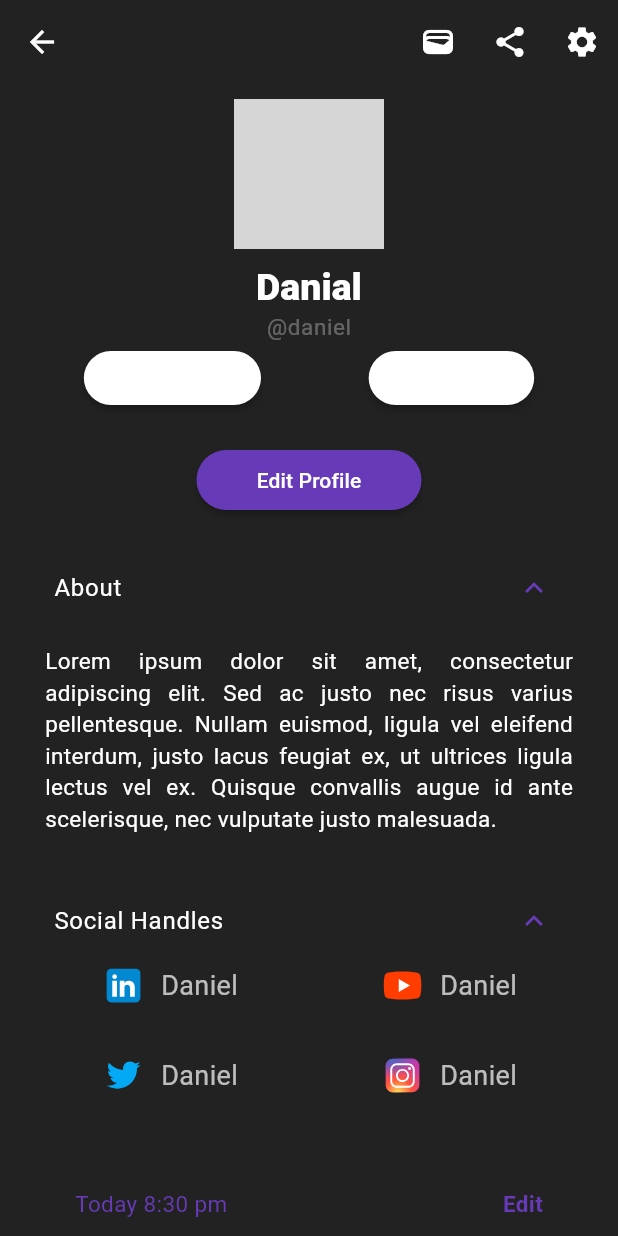
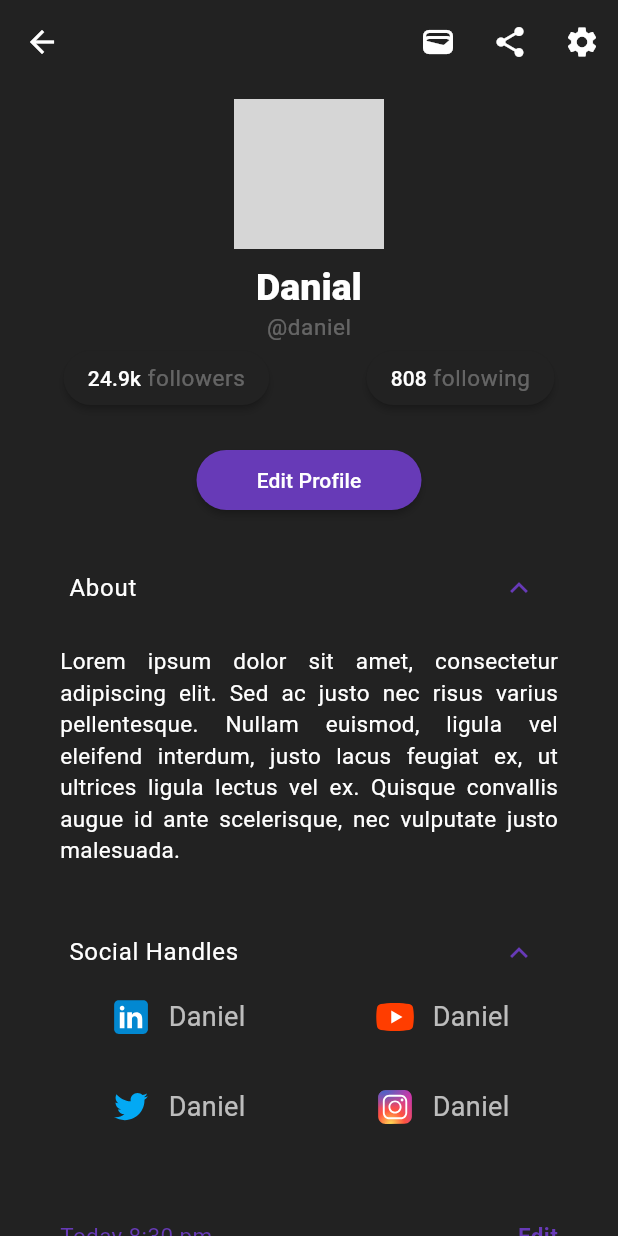
Before and after one commit to TalhaIL/CLUB_92, a Flutter app: the ProfileScreen screen opened directly with sample values from the repository, after a tap on "About", after a tap on "Social Handles", on a phone screen of 412 x 824 dp. Run offline on Flutter 3.47's test engine with Material 3 defaults, Android fonts, the light colour scheme and no system bars; our stand-ins replace cached_network_image, circular_countdown_timer, country_code_picker, flutter_svg, get, lottie and 1 more; accounts and stored records are empty; network calls fail; grey boxes are pictures that could not be loaded.

Commit message:
profile changes and notification icon button added

```diff
--- a/lib/screens/notification.dart
+++ b/lib/screens/notification.dart
@@ -38,6 +38,15 @@ class _NotificationScreenState extends State<NotificationScreen> {
     return Scaffold(
       appBar: AppBar(
         title: const Text('Activity'),
+        actions: [
+          IconButton(
+            onPressed: () {},
+            icon: const Icon(Icons.tune),
+          ),
+          const SizedBox(
+            width: 10,
+          )
+        ],
       ),
       body: Padding(
         padding: const EdgeInsets.only(
--- a/lib/screens/profile_screen.dart
+++ b/lib/screens/profile_screen.dart
@@ -49,9 +49,8 @@ class ProfileScreen extends StatelessWidget {
       body: SingleChildScrollView(
         physics: const BouncingScrollPhysics(),
         child: Padding(
-          padding: const EdgeInsets.symmetric(horizontal: 20, vertical: 10),
+          padding: const EdgeInsets.symmetric(horizontal: 10, vertical: 10),
           child: Column(
-            // crossAxisAlignment: CrossAxisAlignment.start,
             children: [
               Column(
                 crossAxisAlignment: CrossAxisAlignment.center,
@@ -110,20 +109,36 @@ class ProfileScreen extends StatelessWidget {
                         mainAxisAlignment: MainAxisAlignment.spaceAround,
                         children: [
                           MaterialButton(
-                            color: Colors.white,
+                            color: Theme.of(context).colorScheme.surface,
                             shape: RoundedRectangleBorder(
                               borderRadius: BorderRadius.circular(25),
                             ),
                             onPressed: () {},
-                            child: const Text('22k followers'),
+                            child: Row(
+                              children: [
+                                Text(speaker.followers.toString()),
+                                Text(
+                                  ' followers',
+                                  style: Theme.of(context).textTheme.bodySmall,
+                                )
+                              ],
+                            ),
                           ),
                           MaterialButton(
-                            color: Colors.white,
+                            color: Theme.of(context).colorScheme.surface,
                             shape: RoundedRectangleBorder(
                               borderRadius: BorderRadius.circular(25),
                             ),
                             onPressed: () {},
-                            child: const Text('20 following'),
+                            child: Row(
+                              children: [
+                                Text(speaker.following.toString()),
+                                Text(
+                                  ' following',
+                                  style: Theme.of(context).textTheme.bodySmall,
+                                )
+                              ],
+                            ),
                           )
                         ],
                       )
@@ -142,66 +157,27 @@ class ProfileScreen extends StatelessWidget {
                       TextStyle(color: Theme.of(context).colorScheme.onPrimary),
                 ),
               ),
-              // Row(
-              //   children: [
-              //     Column(
-              //       crossAxisAlignment: CrossAxisAlignment.start,
-              //       children: [
-              //         Text(
-              //           speaker.followers.toString(),
-              //           style: const TextStyle(
-              //             fontSize: 18,
-              //             fontWeight: FontWeight.bold,
-              //           ),
-              //         ),
-              //         Text(
-              //           'Followers',
-              //           style: Theme.of(context).textTheme.bodySmall,
-              //         )
-              //       ],
-              //     ),
-              //     const SizedBox(
-              //       width: 20,
-              //     ),
-              //     Column(
-              //       crossAxisAlignment: CrossAxisAlignment.start,
-              //       children: [
-              //         Text(
-              //           speaker.following.toString(),
-              //           style: const TextStyle(
-              //             fontSize: 18,
-              //             fontWeight: FontWeight.bold,
-              //           ),
-              //         ),
-              //         Text(
-              //           'Followings',
-              //           style: Theme.of(context).textTheme.bodySmall,
-              //         )
-              //       ],
-              //     )
-              //   ],
-              // ),
-
               const SizedBox(
                 height: 20,
               ),
-              ExpansionTile(
-                backgroundColor: Theme.of(context).colorScheme.surface,
-                collapsedBackgroundColor: Theme.of(context).colorScheme.surface,
-                collapsedShape: RoundedRectangleBorder(
-                  borderRadius: BorderRadius.circular(10),
-                ),
-                shape: RoundedRectangleBorder(
-                  borderRadius: BorderRadius.circular(10),
-                ),
-                title: const Text('About'),
+              Padding(
+                padding: const EdgeInsets.symmetric(horizontal: 20),
+                child: Column(
+                  children: [
+                    customExpansionTile(
+                      context,
+                      title: 'About',
                       children: [
                         Padding(
                           padding: const EdgeInsets.all(10.0),
                           child: Text(
                             speaker.about.toString(),
-                      style: Theme.of(context).textTheme.bodyMedium?.copyWith(
-                            color: Theme.of(context).colorScheme.onSurface,
+                            style: Theme.of(context)
+                                .textTheme
+                                .bodyMedium
+                                ?.copyWith(
+                                  color:
+                                      Theme.of(context).colorScheme.onSurface,
                                 ),
                             textAlign: TextAlign.justify,
                           ),
@@ -214,16 +190,9 @@ class ProfileScreen extends StatelessWidget {
                     const SizedBox(
                       height: 10,
                     ),
-              ExpansionTile(
-                backgroundColor: Theme.of(context).colorScheme.surface,
-                collapsedBackgroundColor: Theme.of(context).colorScheme.surface,
-                collapsedShape: RoundedRectangleBorder(
-                  borderRadius: BorderRadius.circular(10),
-                ),
-                shape: RoundedRectangleBorder(
-                  borderRadius: BorderRadius.circular(10),
-                ),
-                title: const Text('Social Handles'),
+                    customExpansionTile(
+                      context,
+                      title: 'Social Handles',
                       children: [
                         Row(
                           mainAxisAlignment: MainAxisAlignment.spaceAround,
@@ -254,6 +223,9 @@ class ProfileScreen extends StatelessWidget {
                           height: 20,
                         )
                       ],
+                    ),
+                  ],
+                ),
               ),
               const SizedBox(
                 height: 20,
@@ -326,7 +298,6 @@ class ProfileScreen extends StatelessWidget {
                   ),
                 ),
               ),
-
               const SizedBox(
                 height: 20,
               ),
@@ -361,8 +332,25 @@ class ProfileScreen extends StatelessWidget {
     );
   }
 
-  Row accountIconWithUrl(
-      {required String icon, required String accountHandle}) {
+  ExpansionTile customExpansionTile(BuildContext context, {title, children}) {
+    return ExpansionTile(
+      backgroundColor: Theme.of(context).colorScheme.surface,
+      collapsedBackgroundColor: Theme.of(context).colorScheme.surface,
+      collapsedShape: RoundedRectangleBorder(
+        borderRadius: BorderRadius.circular(10),
+      ),
+      shape: RoundedRectangleBorder(
+        borderRadius: BorderRadius.circular(10),
+      ),
+      title: Text(title),
+      children: children,
+    );
+  }
+
+  Row accountIconWithUrl({
+    required String icon,
+    required String accountHandle,
+  }) {
     return Row(
       children: [
         SvgPicture.asset(
```
Lines whose indentation alone changed are shown as unchanged.
